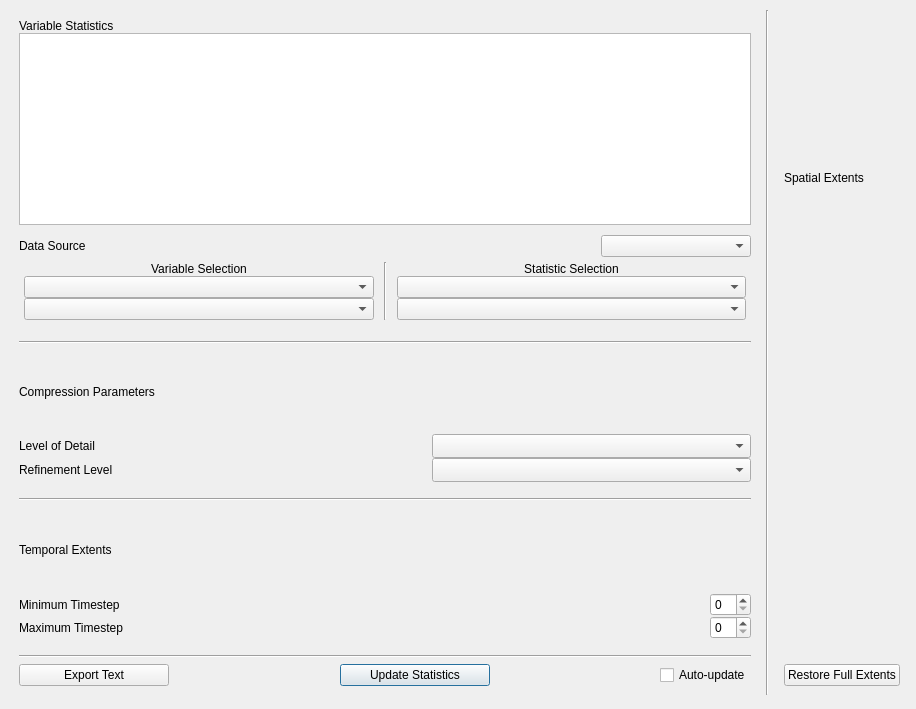
This is apps/vaporgui/statsWindow.ui in StasJ/vapor-formatted as Qt 5 draws it before an edit. The edited form follows.
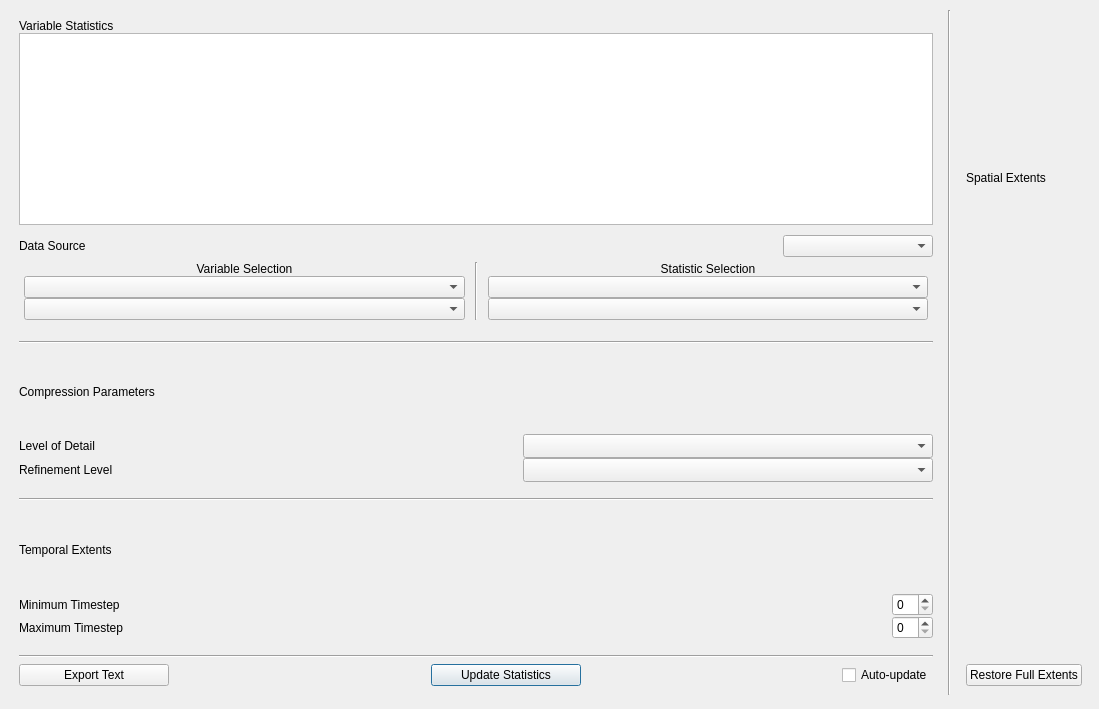
This is the edited form. Custom widgets are drawn as their Qt base class.

Commit message: Statistics now displays no. of samples

Patch:
```diff
--- a/apps/vaporgui/statsWindow.ui
+++ b/apps/vaporgui/statsWindow.ui
@@ -6,7 +6,7 @@
    <rect>
     <x>0</x>
     <y>0</y>
-    <width>916</width>
+    <width>1099</width>
     <height>709</height>
    </rect>
   </property>
@@ -24,11 +24,11 @@
     <rect>
      <x>10</x>
      <y>10</y>
-     <width>899</width>
+     <width>1081</width>
      <height>685</height>
     </rect>
    </property>
-   <layout class="QHBoxLayout" name="horizontalLayout_12">
+   <layout class="QHBoxLayout" name="horizontalLayout_12" stretch="2,1,0">
     <item>
      <widget class="QWidget" name="widget_3" native="true">
       <layout class="QVBoxLayout" name="verticalLayout">
```
The commit also changes 2 other files.
